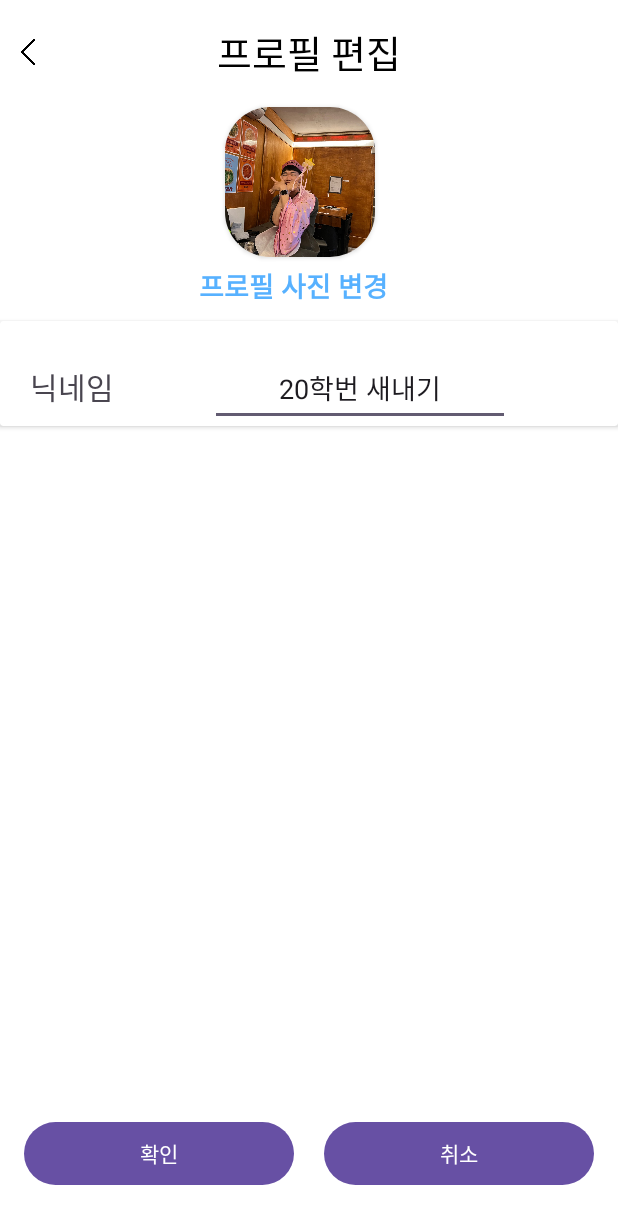
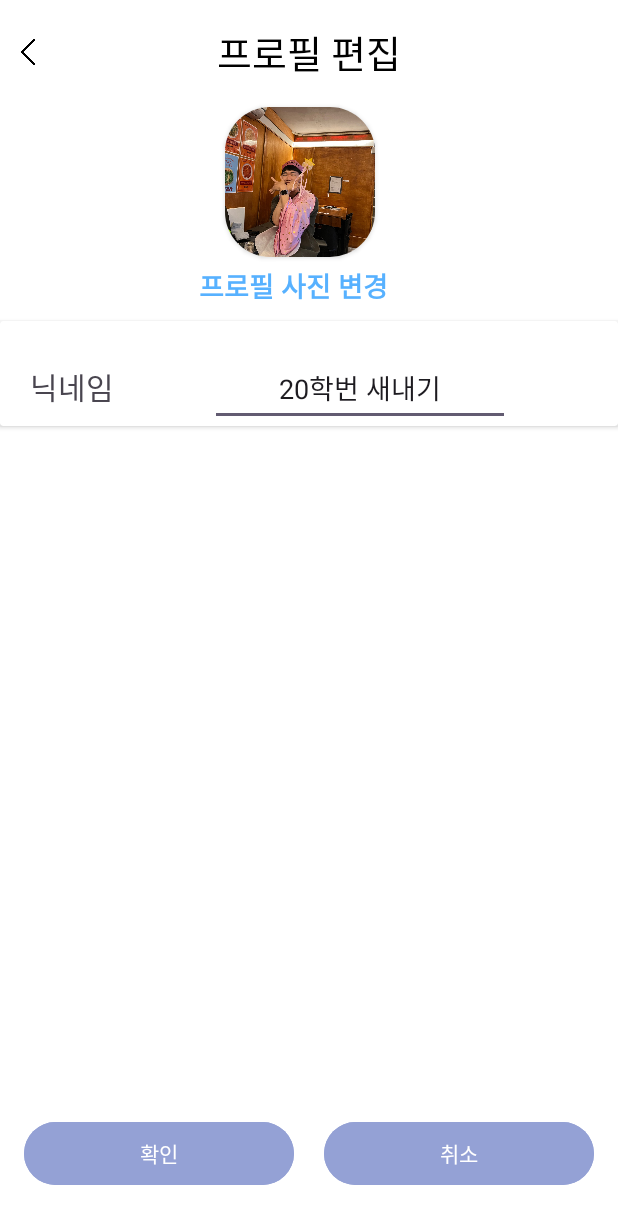
Before and after one commit to vlcl753/Project_SF, an Android app: the Profile_EditActivity screen opened directly, with no data from a screen before it, on a phone screen of 412 x 824 dp. Shown: the top 1224 px of the screen. Run offline under Robolectric (Android 15) with nearby library versions, the phone set to English and light mode, and no system bars.

Commit message:
"post_create_popup , profile_edit , report 버튼 색 변경"

```diff
--- a/app/src/main/res/layout/activity_post_create_popup.xml
+++ b/app/src/main/res/layout/activity_post_create_popup.xml
@@ -173,6 +173,7 @@
             android:layout_width="match_parent"
             android:layout_height="wrap_content"
             android:text="Done"
+            android:backgroundTint="@color/skyBlue"
             android:onClick="shutDownClick"
             app:layout_constraintBottom_toBottomOf="parent"
             app:layout_constraintEnd_toEndOf="parent"
--- a/app/src/main/res/layout/activity_profile_edit.xml
+++ b/app/src/main/res/layout/activity_profile_edit.xml
@@ -47,6 +47,7 @@
         app:layout_constraintLeft_toLeftOf="parent"
         app:layout_constraintRight_toRightOf="parent"
         android:text="확인"
+        android:backgroundTint="@color/skyBlue"
         android:onClick="yes_click"
         />
 
@@ -57,6 +58,7 @@
         android:layout_marginLeft="200dp"
         android:layout_marginBottom="30dp"
         android:text="취소"
+        android:backgroundTint="@color/skyBlue"
         app:layout_constraintBottom_toBottomOf="parent"
         app:layout_constraintLeft_toLeftOf="parent"
         app:layout_constraintRight_toRightOf="parent"
--- a/app/src/main/res/layout/activity_report.xml
+++ b/app/src/main/res/layout/activity_report.xml
@@ -148,6 +148,7 @@
             app:layout_constraintEnd_toEndOf="parent"
             app:layout_constraintStart_toStartOf="parent"
             app:layout_constraintTop_toBottomOf="@+id/constraintLayout"
+            android:backgroundTint="@color/skyBlue"
             android:layout_marginTop="30dp"/>
 
 
```
